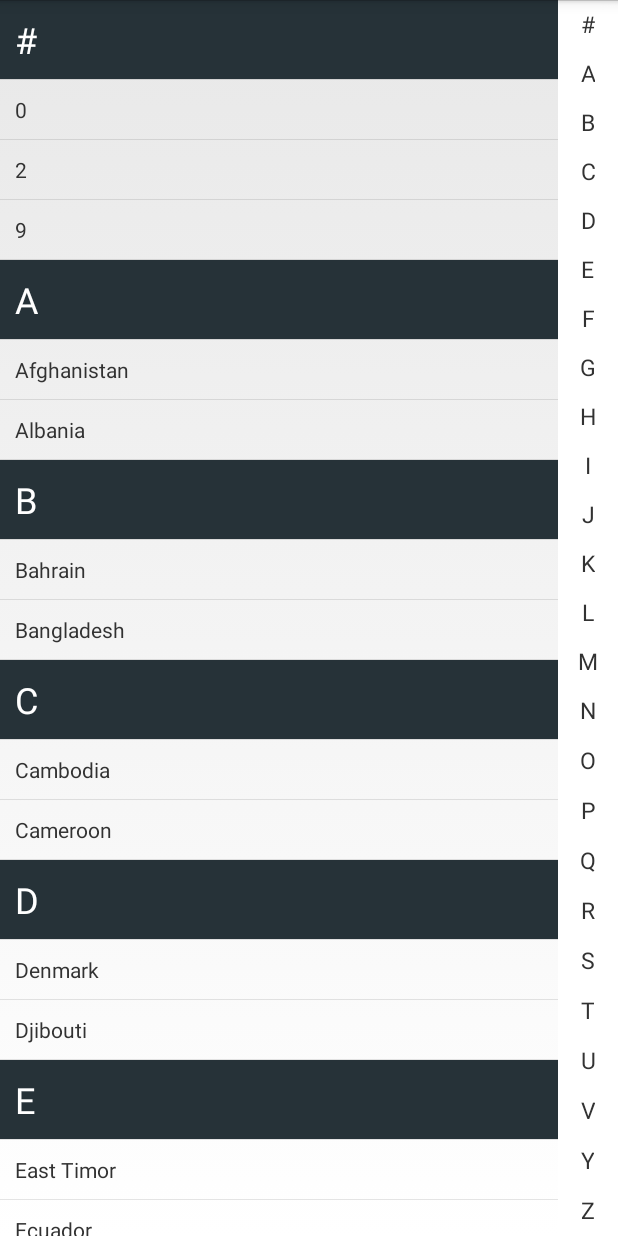
After one commit to robinraintama/SwipeRefreshLayoutBasic, an Android app: the ListAlphabet screen opened directly, with no data from a screen before it, on a phone screen of 412 x 824 dp. The commit adds this screen. Run offline under Robolectric (Android 15) with nearby library versions, the phone set to English and light mode, and no system bars.

Commit message:
Update Feature
- List Alphabet
- Chart

```diff
--- a/Application/build.gradle
+++ b/Application/build.gradle
@@ -22,6 +22,7 @@ dependencies {
     compile 'com.facebook.android:facebook-android-sdk:4.0.0'
     compile 'com.google.android.gms:play-services:8.1.0'
     compile 'com.android.support:appcompat-v7:21.0.3'
+    compile files('/Users/Sola_MBP/Github/SwipeRefreshLayoutBasic/libs/mpandroidchartlibrary-2-1-5.jar')
 }
 
 // The sample build uses multiple directories to
--- a/Application/src/main/java/com/example/android/swiperefreshlayoutbasic/CustomPagerAdapter.java
+++ b/Application/src/main/java/com/example/android/common/adapter/CustomPagerAdapter.java
@@ -1,4 +1,4 @@
-package com.example.android.swiperefreshlayoutbasic;
+package com.example.android.common.adapter;
 
 import android.content.Context;
 import android.support.v4.view.PagerAdapter;
--- /dev/null
+++ b/Application/src/main/java/com/example/android/common/adapter/ListAlphabetAdapter.java
@@ -0,0 +1,98 @@
+package com.example.android.common.adapter;
+
+import android.content.Context;
+import android.view.LayoutInflater;
+import android.view.View;
+import android.view.ViewGroup;
+import android.widget.BaseAdapter;
+import android.widget.LinearLayout;
+import android.widget.TextView;
+
+import com.example.android.swiperefreshlayoutbasic.R;
+
+import java.util.List;
+
+/**
+ * Created by Sola_MBP on 10/27/15.
+ */
+public class ListAlphabetAdapter extends BaseAdapter {
+    private List rows;
+
+    public void setRows(List rows) {
+        this.rows = rows;
+    }
+
+    @Override
+    public int getCount() {
+        return rows.size();
+    }
+
+    @Override
+    public Object getItem(int position) {
+        return rows.get(position);
+    }
+
+    @Override
+    public long getItemId(int position) {
+        return position;
+    }
+
+    @Override
+    public int getItemViewType(int position) {
+        if (getItem(position) instanceof Section) {
+            return 1;
+        } else {
+            return 0;
+        }
+    }
+
+    @Override
+    public int getViewTypeCount() {
+        return 2;
+    }
+
+    @Override
+    public View getView(int position, View convertView, ViewGroup parent) {
+        View view = convertView;
+
+        if (getItemViewType(position) == 0) { // Item
+            if (view == null) {
+                LayoutInflater inflater = (LayoutInflater) parent.getContext().getSystemService(Context.LAYOUT_INFLATER_SERVICE);
+                view = (LinearLayout) inflater.inflate(R.layout.component_item, parent, false);
+            }
+
+            Item item = (Item) getItem(position);
+            TextView textView = (TextView) view.findViewById(R.id.textView1);
+            textView.setText(item.text);
+        } else { // Section
+            if (view == null) {
+                LayoutInflater inflater = (LayoutInflater) parent.getContext().getSystemService(Context.LAYOUT_INFLATER_SERVICE);
+                view = (LinearLayout) inflater.inflate(R.layout.component_section, parent, false);
+            }
+
+            Section section = (Section) getItem(position);
+            TextView textView = (TextView) view.findViewById(R.id.textView1);
+            textView.setText(section.text);
+        }
+
+        return view;
+    }
+
+    public static abstract class Row {}
+
+    public static final class Section extends Row {
+        public final String text;
+
+        public Section(String text) {
+            this.text = text;
+        }
+    }
+
+    public static final class Item extends Row {
+        public final String text;
+
+        public Item(String text) {
+            this.text = text;
+        }
+    }
+}
--- /dev/null
+++ b/Application/src/main/java/com/example/android/swiperefreshlayoutbasic/Chart.java
@@ -0,0 +1,69 @@
+package com.example.android.swiperefreshlayoutbasic;
+
+import android.app.Activity;
+import android.graphics.Color;
+import android.os.Bundle;
+
+import com.github.mikephil.charting.animation.Easing;
+import com.github.mikephil.charting.charts.PieChart;
+import com.github.mikephil.charting.data.Entry;
+import com.github.mikephil.charting.data.PieData;
+import com.github.mikephil.charting.data.PieDataSet;
+import com.github.mikephil.charting.utils.ColorTemplate;
+
+import java.util.ArrayList;
+
+/**
+ * Created by Sola_MBP on 10/26/15.
+ */
+public class Chart extends Activity {
+    private String DESCRIPTION = "Palm Plantation Production";
+
+    @Override
+    protected void onCreate(Bundle savedInstanceState) {
+        super.onCreate(savedInstanceState);
+
+        PieChart pieChart = new PieChart(this);
+        pieChart.setBackgroundColor(Color.GRAY);
+        pieChart.setDescription(DESCRIPTION);
+        pieChart.setDescriptionColor(Color.WHITE);
+        pieChart.setDrawHoleEnabled(true);
+        pieChart.setHoleColorTransparent(true);
+        pieChart.setHoleRadius(50);
+        pieChart.setTransparentCircleRadius(50);
+
+        pieChart.setRotationAngle(0);
+        pieChart.setRotationEnabled(true);
+
+        ArrayList<Entry> entries = new ArrayList<>();
+        entries.add(new Entry(147531f, 1));
+        entries.add(new Entry(17290f, 2));
+        entries.add(new Entry(7700f, 3));
+
+        ArrayList<String> label = new ArrayList<>();
+        label.add("Matang");
+        label.add("Mentah");
+        label.add("Overripe");
+
+        PieDataSet dataSet = new PieDataSet(entries, "FFB");
+        dataSet.setSliceSpace(5f);
+//        dataSet.setSelectionShift(5f);
+
+        ArrayList<Integer> colors = new ArrayList<Integer>();
+        for (int c : ColorTemplate.PASTEL_COLORS)
+            colors.add(c);
+        dataSet.setColors(colors);
+
+        PieData data = new PieData(label, dataSet);
+        data.setValueTextColor(Color.BLUE);
+        data.setValueTextSize(11f);
+
+        pieChart.setData(data);
+        pieChart.highlightValues(null);
+        pieChart.animateY(2000, Easing.EasingOption.EaseInCirc);
+        pieChart.invalidate();
+
+        setContentView(pieChart);
+
+    }
+}
--- a/Application/src/main/java/com/example/android/swiperefreshlayoutbasic/Home.java
+++ b/Application/src/main/java/com/example/android/swiperefreshlayoutbasic/Home.java
@@ -283,7 +283,10 @@ public class Home extends Activity implements AbsListView.OnScrollListener, Adap
     @Override
     public void onItemClick(AdapterView<?> parent, View view, int position, long id) {
 //        startActivity(new Intent(this, NewsActivity.class));
-        startActivity(new Intent(this, Tracker.class));
+        if (position == 1) startActivity(new Intent(this, NewsActivity.class));
+        else if (position == 2) startActivity(new Intent(this, Tracker.class));
+        else if (position == 3) startActivity(new Intent(this, Chart.class));
+        else startActivity(new Intent(this, ListAlphabet.class));
     }
 
 
--- /dev/null
+++ b/Application/src/main/java/com/example/android/swiperefreshlayoutbasic/ListAlphabet.java
@@ -0,0 +1,251 @@
+package com.example.android.swiperefreshlayoutbasic;
+
+import android.app.Activity;
+import android.os.Bundle;
+import android.view.GestureDetector;
+import android.view.Gravity;
+import android.view.MotionEvent;
+import android.view.View;
+import android.view.ViewGroup;
+import android.widget.LinearLayout;
+import android.widget.ListView;
+import android.widget.TextView;
+
+import com.example.android.common.adapter.ListAlphabetAdapter;
+
+import java.util.ArrayList;
+import java.util.Collections;
+import java.util.HashMap;
+import java.util.List;
+import java.util.Locale;
+import java.util.regex.Pattern;
+
+/**
+ * Created by Sola_MBP on 10/27/15.
+ */
+public class ListAlphabet extends Activity {
+    private ListAlphabetAdapter adapter = new ListAlphabetAdapter();
+    private GestureDetector mGestureDetector;
+    private List<Object[]> alphabet = new ArrayList<Object[]>();
+    private HashMap<String, Integer> sections = new HashMap<String, Integer>();
+    private int sideIndexHeight;
+    private static float sideIndexX;
+    private static float sideIndexY;
+    private int indexListSize;
+    private ListView listView;
+
+    @Override
+    protected void onCreate(Bundle savedInstanceState) {
+        super.onCreate(savedInstanceState);
+        setContentView(R.layout.activity_listalphabet);
+        mGestureDetector = new GestureDetector(this, new SideIndexGestureListener());
+
+        List<String> countries = populateCountries();
+        Collections.sort(countries);
+
+        List rows = new ArrayList();
+        int start = 0;
+        int end = 0;
+        String previousLetter = null;
+        Object[] tmpIndexItem = null;
+        Pattern numberPattern = Pattern.compile("[0-9]");
+
+        for (String country : countries) {
+            String firstLetter = country.substring(0, 1);
+
+            // Group numbers together in the scroller
+            if (numberPattern.matcher(firstLetter).matches()) {
+                firstLetter = "#";
+            }
+
+            // If we've changed to a new letter, add the previous letter to the alphabet scroller
+            if (previousLetter != null && !firstLetter.equals(previousLetter)) {
+                end = rows.size() - 1;
+                tmpIndexItem = new Object[3];
+                tmpIndexItem[0] = previousLetter.toUpperCase(Locale.US);
+                tmpIndexItem[1] = start;
+                tmpIndexItem[2] = end;
+                alphabet.add(tmpIndexItem);
+
+                start = end + 1;
+            }
+
+            // Check if we need to add a header row
+            if (!firstLetter.equals(previousLetter)) {
+                rows.add(new ListAlphabetAdapter.Section(firstLetter));
+                sections.put(firstLetter, start);
+            }
+
+            // Add the country to the list
+            rows.add(new ListAlphabetAdapter.Item(country));
+            previousLetter = firstLetter;
+        }
+
+        if (previousLetter != null) {
+            // Save the last letter
+            tmpIndexItem = new Object[3];
+            tmpIndexItem[0] = previousLetter.toUpperCase(Locale.UK);
+            tmpIndexItem[1] = start;
+            tmpIndexItem[2] = rows.size() - 1;
+            alphabet.add(tmpIndexItem);
+        }
+
+        adapter.setRows(rows);
+        listView = (ListView) findViewById(android.R.id.list);
+        listView.setFastScrollEnabled(false);
+        listView.setVerticalScrollBarEnabled(false);
+        listView.setAdapter(adapter);
+
+        updateList();
+    }
+
+    private List populateCountries() {
+        List countries = new ArrayList<String>();
+        countries.add("Afghanistan");
+        countries.add("Albania");
+        countries.add("Bahrain");
+        countries.add("Bangladesh");
+        countries.add("Cambodia");
+        countries.add("Cameroon");
+        countries.add("Denmark");
+        countries.add("Djibouti");
+        countries.add("East Timor");
+        countries.add("Ecuador");
+        countries.add("Fiji");
+        countries.add("Finland");
+        countries.add("Gabon");
+        countries.add("Georgia");
+        countries.add("Haiti");
+        countries.add("Holy See");
+        countries.add("Iceland");
+        countries.add("India");
+        countries.add("Jamaica");
+        countries.add("Japan");
+        countries.add("Kazakhstan");
+        countries.add("Kenya");
+        countries.add("Laos");
+        countries.add("Latvia");
+        countries.add("Macau");
+        countries.add("Macedonia");
+        countries.add("Namibia");
+        countries.add("Nauru");
+        countries.add("Oman");
+        countries.add("Pakistan");
+        countries.add("Palau");
+        countries.add("Qatar");
+        countries.add("Romania");
+        countries.add("Russia");
+        countries.add("Saint Kitts and Nevis");
+        countries.add("Saint Lucia");
+        countries.add("Taiwan");
+        countries.add("Tajikistan");
+        countries.add("Uganda");
+        countries.add("Ukraine");
+        countries.add("Vanuatu");
+        countries.add("Venezuela");
+        countries.add("Yemen");
+        countries.add("Zambia");
+        countries.add("Zimbabwe");
+        countries.add("0");
+        countries.add("2");
+        countries.add("9");
+        return countries;
+    }
+
+    public void displayListItem() {
+        LinearLayout sideIndex = (LinearLayout) findViewById(R.id.sideIndex);
+        sideIndexHeight = sideIndex.getHeight();
+        // compute number of pixels for every side index item
+        double pixelPerIndexItem = (double) sideIndexHeight / indexListSize;
+
+        // compute the item index for given event position belongs to
+        int itemPosition = (int) (sideIndexY / pixelPerIndexItem);
+
+        // get the item (we can do it since we know item index)
+        if (itemPosition < alphabet.size()) {
+            Object[] indexItem = alphabet.get(itemPosition);
+            int subitemPosition = sections.get(indexItem[0]);
+
+            listView.setSelection(subitemPosition);
+        }
+    }
+
+    public void updateList() {
+        LinearLayout sideIndex = (LinearLayout) findViewById(R.id.sideIndex);
+        sideIndex.removeAllViews();
+        indexListSize = alphabet.size();
+        if (indexListSize < 1) {
+            return;
+        }
+
+        int indexMaxSize = (int) Math.floor(sideIndex.getHeight() / 20);
+        int tmpIndexListSize = indexListSize;
+        while (tmpIndexListSize > indexMaxSize) {
+            tmpIndexListSize = tmpIndexListSize / 2;
+        }
+        double delta;
+        if (tmpIndexListSize > 0) {
+            delta = indexListSize / tmpIndexListSize;
+        } else {
+            delta = 1;
+        }
+
+        TextView tmpTV;
+        for (double i = 1; i <= indexListSize; i = i + delta) {
+            Object[] tmpIndexItem = alphabet.get((int) i - 1);
+            String tmpLetter = tmpIndexItem[0].toString();
+
+            tmpTV = new TextView(this);
+            tmpTV.setText(tmpLetter);
+            tmpTV.setGravity(Gravity.CENTER);
+            tmpTV.setTextSize(15);
+            LinearLayout.LayoutParams params = new LinearLayout.LayoutParams(ViewGroup.LayoutParams.WRAP_CONTENT, ViewGroup.LayoutParams.WRAP_CONTENT, 1);
+            tmpTV.setLayoutParams(params);
+            sideIndex.addView(tmpTV);
+        }
+
+        sideIndexHeight = sideIndex.getHeight();
+
+        sideIndex.setOnTouchListener(new View.OnTouchListener() {
+            @Override
+            public boolean onTouch(View v, MotionEvent event) {
+                // now you know coordinates of touch
+                sideIndexX = event.getX();
+                sideIndexY = event.getY();
+
+                // and can display a proper item it country list
+                displayListItem();
+
+                return false;
+            }
+        });
+    }
+
+    class SideIndexGestureListener extends GestureDetector.SimpleOnGestureListener {
+        @Override
+        public boolean onScroll(MotionEvent e1, MotionEvent e2, float distanceX, float distanceY) {
+            // we know already coordinates of first touch
+            // we know as well a scroll distance
+            sideIndexX = sideIndexX - distanceX;
+            sideIndexY = sideIndexY - distanceY;
+
+            // when the user scrolls within our side index
+            // we can show for every position in it a proper
+            // item in the country list
+            if (sideIndexX >= 0 && sideIndexY >= 0) {
+                displayListItem();
+            }
+
+            return super.onScroll(e1, e2, distanceX, distanceY);
+        }
+    }
+
+    @Override
+    public boolean onTouchEvent(MotionEvent event) {
+        if (mGestureDetector.onTouchEvent(event)) {
+            return true;
+        } else {
+            return false;
+        }
+    }
+}
--- /dev/null
+++ b/Application/src/main/res/layout/activity_chart.xml
@@ -0,0 +1,6 @@
+<?xml version="1.0" encoding="utf-8"?>
+<RelativeLayout xmlns:android="http://schemas.android.com/apk/res/android"
+    android:layout_width="match_parent" android:layout_height="match_parent"
+    android:background="#c01e1e1e">
+
+</RelativeLayout>
--- /dev/null
+++ b/Application/src/main/res/layout/activity_listalphabet.xml
@@ -0,0 +1,22 @@
+<?xml version="1.0" encoding="utf-8"?>
+<LinearLayout xmlns:android="http://schemas.android.com/apk/res/android"
+    android:layout_width="fill_parent"
+    android:layout_height="fill_parent" >
+
+    <ListView
+        android:id="@android:id/list"
+        android:layout_width="0dp"
+        android:layout_height="match_parent"
+        android:layout_weight="1"
+        android:fastScrollEnabled="true" />
+
+    <LinearLayout
+        android:id="@+id/sideIndex"
+        android:layout_width="40dip"
+        android:layout_height="fill_parent"
+        android:background="#FFF"
+        android:gravity="center_horizontal"
+        android:orientation="vertical" >
+    </LinearLayout>
+
+</LinearLayout>
--- /dev/null
+++ b/Application/src/main/res/layout/component_item.xml
@@ -0,0 +1,14 @@
+<?xml version="1.0" encoding="utf-8"?>
+<LinearLayout xmlns:android="http://schemas.android.com/apk/res/android"
+    android:layout_width="match_parent"
+    android:layout_height="match_parent"
+    android:orientation="horizontal"
+    android:padding="10dp" >
+
+    <TextView
+        android:id="@+id/textView1"
+        android:layout_width="wrap_content"
+        android:layout_height="wrap_content"
+        android:text="TextView" />
+
+</LinearLayout>
--- /dev/null
+++ b/Application/src/main/res/layout/component_section.xml
@@ -0,0 +1,17 @@
+<?xml version="1.0" encoding="utf-8"?>
+<LinearLayout xmlns:android="http://schemas.android.com/apk/res/android"
+    android:layout_width="match_parent"
+    android:layout_height="match_parent"
+    android:orientation="horizontal"
+    android:padding="10dp"
+    android:background="@color/material_blue_grey_900">
+
+    <TextView
+        android:id="@+id/textView1"
+        android:layout_width="wrap_content"
+        android:layout_height="wrap_content"
+        android:text="TextView"
+        android:textColor="@color/abc_primary_text_material_dark"
+        android:textAppearance="@style/TextAppearance.AppCompat.Headline"/>
+
+</LinearLayout>
--- a/Application/src/main/res/values/strings.xml
+++ b/Application/src/main/res/values/strings.xml
@@ -29,5 +29,7 @@
     <string name="section_format">Hello World from section: %1$d</string>
     <string name="title_activity_tracker">Tracker</string>
     <string name="title_activity_maps">Map</string>
+    <string name="title_activity_chart">Chart</string>
+    <string name="title_activity_listalphabet">List</string>
 
 </resources>
```
Also changed, not shown: Application/src/main/AndroidManifest.xml (+8 -0 lines), libs/mpandroidchartlibrary-2-1-5.jar (added), 51 other files.
